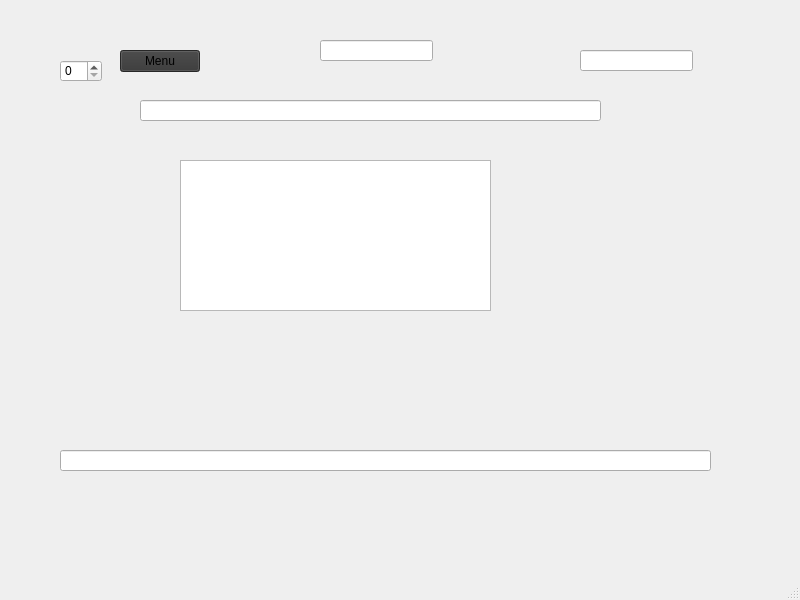
This is regression.ui in FelixMaetzler/Taschenrechner as Qt 5 draws it before an edit. The edited form follows.
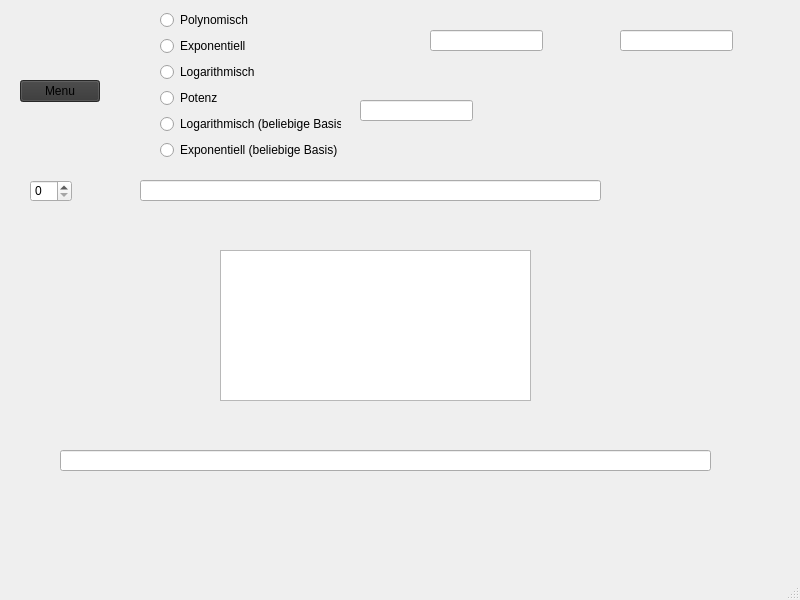
This is the edited form.

Commit message: sehr viele verschiedene Regressionsarten hinzu geboltzt

The edit to the form file:
```diff
--- a/regression.ui
+++ b/regression.ui
@@ -17,8 +17,8 @@
    <widget class="QPushButton" name="ButtonMenu">
     <property name="geometry">
      <rect>
-      <x>120</x>
-      <y>50</y>
+      <x>20</x>
+      <y>80</y>
       <width>80</width>
       <height>22</height>
      </rect>
@@ -37,7 +37,7 @@
     <property name="geometry">
      <rect>
       <x>140</x>
-      <y>100</y>
+      <y>180</y>
       <width>461</width>
       <height>21</height>
      </rect>
@@ -46,8 +46,8 @@
    <widget class="QSpinBox" name="spinBox">
     <property name="geometry">
      <rect>
-      <x>60</x>
-      <y>60</y>
+      <x>30</x>
+      <y>180</y>
       <width>42</width>
       <height>22</height>
      </rect>
@@ -66,8 +66,8 @@
    <widget class="QPlainTextEdit" name="plainPunkte">
     <property name="geometry">
      <rect>
-      <x>180</x>
-      <y>160</y>
+      <x>220</x>
+      <y>250</y>
       <width>311</width>
       <height>151</height>
      </rect>
@@ -76,8 +76,8 @@
    <widget class="QLineEdit" name="lineAnzeige">
     <property name="geometry">
      <rect>
-      <x>320</x>
-      <y>40</y>
+      <x>430</x>
+      <y>30</y>
       <width>113</width>
       <height>21</height>
      </rect>
@@ -86,8 +86,72 @@
    <widget class="QLineEdit" name="lineBestimmheitsmass">
     <property name="geometry">
      <rect>
-      <x>580</x>
-      <y>50</y>
+      <x>620</x>
+      <y>30</y>
+      <width>113</width>
+      <height>21</height>
+     </rect>
+    </property>
+   </widget>
+   <widget class="QWidget" name="verticalLayoutWidget">
+    <property name="geometry">
+     <rect>
+      <x>160</x>
+      <y>10</y>
+      <width>181</width>
+      <height>154</height>
+     </rect>
+    </property>
+    <layout class="QVBoxLayout" name="verticalLayout">
+     <item>
+      <widget class="QRadioButton" name="radioPolynom">
+       <property name="text">
+        <string>Polynomisch</string>
+       </property>
+      </widget>
+     </item>
+     <item>
+      <widget class="QRadioButton" name="radioExponential">
+       <property name="text">
+        <string>Exponentiell</string>
+       </property>
+      </widget>
+     </item>
+     <item>
+      <widget class="QRadioButton" name="radioLogarithmus">
+       <property name="text">
+        <string>Logarithmisch</string>
+       </property>
+      </widget>
+     </item>
+     <item>
+      <widget class="QRadioButton" name="radioPotenz">
+       <property name="text">
+        <string>Potenz</string>
+       </property>
+      </widget>
+     </item>
+     <item>
+      <widget class="QRadioButton" name="radioLn_beliebig">
+       <property name="text">
+        <string>Logarithmisch (beliebige Basis)</string>
+       </property>
+      </widget>
+     </item>
+     <item>
+      <widget class="QRadioButton" name="radioExp_beliebig">
+       <property name="text">
+        <string>Exponentiell (beliebige Basis)</string>
+       </property>
+      </widget>
+     </item>
+    </layout>
+   </widget>
+   <widget class="QLineEdit" name="lineBasis">
+    <property name="geometry">
+     <rect>
+      <x>360</x>
+      <y>100</y>
       <width>113</width>
       <height>21</height>
      </rect>
```
The commit also changes 2 other files.
